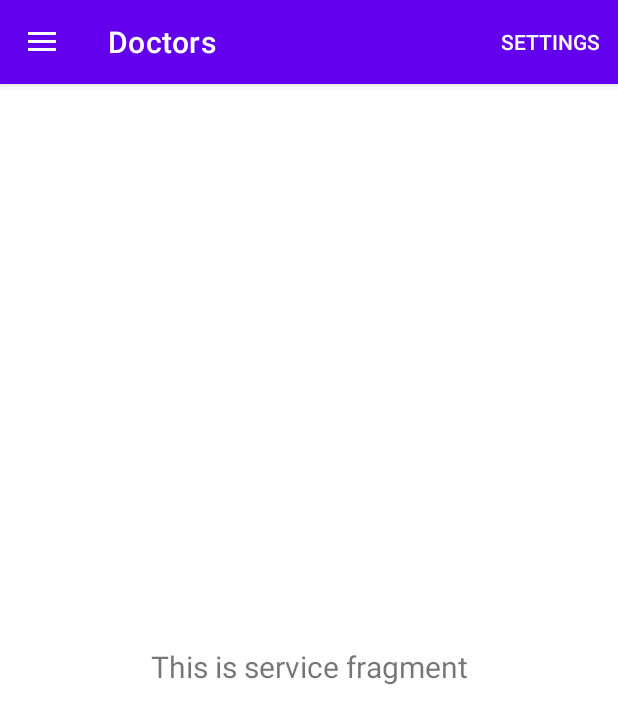
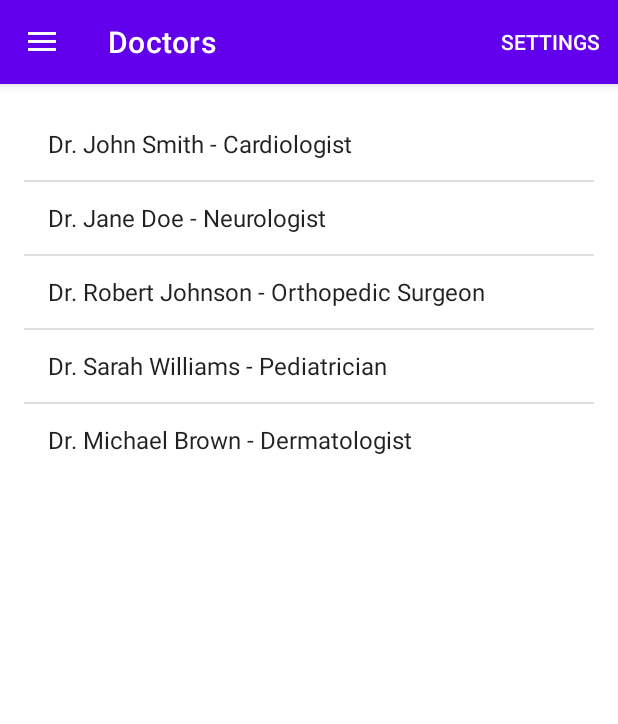
Before and after one commit to dcit202Andriod/Group14-Mini_project, an Android app: the screen it shows after launch (MainActivity), in the side drawer, after a tap on "Doctors", on a phone screen of 412 x 824 dp. Shown: the top 724 px of the screen. Run offline under Robolectric (Android 15) with nearby library versions, the phone set to English and light mode, and no system bars; our stand-ins replace navigation-ui.

Commit message:
added doctor views

```diff
--- a/app/src/main/java/com/example/clinics/ui/doctors/DoctorsFragment.java
+++ b/app/src/main/java/com/example/clinics/ui/doctors/DoctorsFragment.java
@@ -4,34 +4,38 @@ import android.os.Bundle;
 import android.view.LayoutInflater;
 import android.view.View;
 import android.view.ViewGroup;
-import android.widget.TextView;
+import android.widget.ArrayAdapter;
+import android.widget.ListView;
 
 import androidx.annotation.NonNull;
+import androidx.annotation.Nullable;
 import androidx.fragment.app.Fragment;
-import androidx.lifecycle.ViewModelProvider;
 
-import com.example.clinics.databinding.FragmentServiceBinding;
+import com.example.clinics.R;
 
 public class DoctorsFragment extends Fragment {
 
-    private FragmentServiceBinding binding;
+    private ListView doctorsListView;
 
-    public View onCreateView(@NonNull LayoutInflater inflater,
-                             ViewGroup container, Bundle savedInstanceState) {
-        DoctorsViewModel serviceViewModel =
-                new ViewModelProvider(this).get(DoctorsViewModel.class);
+    @Nullable
+    @Override
+    public View onCreateView(@NonNull LayoutInflater inflater, @Nullable ViewGroup container, @Nullable Bundle savedInstanceState) {
+        View rootView = inflater.inflate(R.layout.fragment_doctors, container, false);
+        doctorsListView = rootView.findViewById(R.id.doctorsListView);
 
-        binding = FragmentServiceBinding.inflate(inflater, container, false);
-        View root = binding.getRoot();
+        // Sample data of doctors and their positions
+        String[] doctors = {
+                "Dr. John Smith - Cardiologist",
+                "Dr. Jane Doe - Neurologist",
+                "Dr. Robert Johnson - Orthopedic Surgeon",
+                "Dr. Sarah Williams - Pediatrician",
+                "Dr. Michael Brown - Dermatologist"
+        };
 
-        final TextView textView = binding.textGallery;
-        serviceViewModel.getText().observe(getViewLifecycleOwner(), textView::setText);
-        return root;
-    }
+        // Create an ArrayAdapter to populate the ListView
+        ArrayAdapter<String> adapter = new ArrayAdapter<>(requireContext(), android.R.layout.simple_list_item_1, doctors);
+        doctorsListView.setAdapter(adapter);
 
-    @Override
-    public void onDestroyView() {
-        super.onDestroyView();
-        binding = null;
+        return rootView;
     }
 }
--- a/app/src/main/res/layout/fragment_doctors.xml
+++ b/app/src/main/res/layout/fragment_doctors.xml
@@ -1,22 +1,15 @@
 <?xml version="1.0" encoding="utf-8"?>
-<androidx.constraintlayout.widget.ConstraintLayout xmlns:android="http://schemas.android.com/apk/res/android"
-    xmlns:app="http://schemas.android.com/apk/res-auto"
-    xmlns:tools="http://schemas.android.com/tools"
+<LinearLayout xmlns:android="http://schemas.android.com/apk/res/android"
+xmlns:tools="http://schemas.android.com/tools"
+android:layout_width="match_parent"
+android:layout_height="match_parent"
+android:orientation="vertical"
+android:padding="16dp"
+tools:context=".ui.doctors.DoctorsFragment">
+
+<ListView
+    android:id="@+id/doctorsListView"
     android:layout_width="match_parent"
-    android:layout_height="match_parent"
-    tools:context=".ui.doctors.DoctorsFragment">
+    android:layout_height="wrap_content" />
 
-    <TextView
-        android:id="@+id/text_slideshow"
-        android:layout_width="match_parent"
-        android:layout_height="wrap_content"
-        android:layout_marginStart="8dp"
-        android:layout_marginTop="8dp"
-        android:layout_marginEnd="8dp"
-        android:textAlignment="center"
-        android:textSize="20sp"
-        app:layout_constraintBottom_toBottomOf="parent"
-        app:layout_constraintEnd_toEndOf="parent"
-        app:layout_constraintStart_toStartOf="parent"
-        app:layout_constraintTop_toTopOf="parent" />
-</androidx.constraintlayout.widget.ConstraintLayout>
+</LinearLayout>
```
